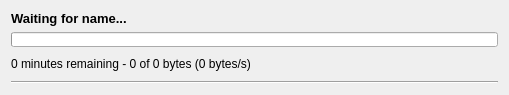
The window that widgetdownloaditem.ui (tjohnman/Obsession) describes before a commit, drawn with Qt 5.
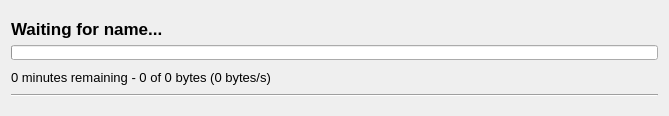
The same window after the commit. Icons and pictures are not drawn.

Commit message: Improved download item widget.

Patch:
```diff
--- a/widgetdownloaditem.ui
+++ b/widgetdownloaditem.ui
@@ -6,25 +6,39 @@
    <rect>
     <x>0</x>
     <y>0</y>
-    <width>509</width>
-    <height>94</height>
+    <width>669</width>
+    <height>116</height>
    </rect>
   </property>
   <property name="windowTitle">
    <string>Form</string>
   </property>
   <layout class="QGridLayout" name="gridLayout">
-   <item row="0" column="0">
+   <item row="7" column="0">
+    <layout class="QVBoxLayout" name="verticalLayout">
+     <property name="leftMargin">
+      <number>0</number>
+     </property>
+     <property name="topMargin">
+      <number>0</number>
+     </property>
+     <property name="rightMargin">
+      <number>0</number>
+     </property>
+     <property name="bottomMargin">
+      <number>0</number>
+     </property>
+     <item>
     <widget class="QLabel" name="label">
      <property name="sizePolicy">
-      <sizepolicy hsizetype="Expanding" vsizetype="Preferred">
+        <sizepolicy hsizetype="Expanding" vsizetype="Maximum">
        <horstretch>0</horstretch>
        <verstretch>0</verstretch>
       </sizepolicy>
      </property>
      <property name="font">
       <font>
-       <pointsize>10</pointsize>
+         <pointsize>13</pointsize>
        <weight>75</weight>
        <bold>true</bold>
       </font>
@@ -34,7 +48,7 @@
      </property>
     </widget>
    </item>
-   <item row="1" column="0" colspan="5">
+     <item>
     <widget class="QProgressBar" name="progressBar">
      <property name="sizePolicy">
       <sizepolicy hsizetype="Expanding" vsizetype="Fixed">
@@ -65,14 +79,33 @@
      </property>
     </widget>
    </item>
-   <item row="2" column="0">
+     <item>
+      <layout class="QHBoxLayout" name="horizontalLayout">
+       <property name="leftMargin">
+        <number>0</number>
+       </property>
+       <property name="topMargin">
+        <number>0</number>
+       </property>
+       <property name="rightMargin">
+        <number>0</number>
+       </property>
+       <property name="bottomMargin">
+        <number>0</number>
+       </property>
+       <item>
     <widget class="QLabel" name="label_2">
+         <property name="font">
+          <font>
+           <pointsize>10</pointsize>
+          </font>
+         </property>
      <property name="text">
       <string>0 minutes remaining - 0 of 0 bytes (0 bytes/s)</string>
      </property>
     </widget>
    </item>
-   <item row="2" column="1">
+       <item>
     <spacer name="horizontalSpacer">
      <property name="orientation">
       <enum>Qt::Horizontal</enum>
@@ -88,11 +121,23 @@
      </property>
     </spacer>
    </item>
-   <item row="2" column="2">
+       <item>
     <widget class="QPushButton" name="goButton">
      <property name="enabled">
       <bool>false</bool>
      </property>
+         <property name="minimumSize">
+          <size>
+           <width>32</width>
+           <height>0</height>
+          </size>
+         </property>
+         <property name="maximumSize">
+          <size>
+           <width>32</width>
+           <height>16777215</height>
+          </size>
+         </property>
      <property name="toolTip">
       <string>Start</string>
      </property>
@@ -108,11 +153,23 @@
      </property>
     </widget>
    </item>
-   <item row="2" column="3">
+       <item>
     <widget class="QPushButton" name="queueButton">
      <property name="enabled">
       <bool>false</bool>
      </property>
+         <property name="minimumSize">
+          <size>
+           <width>32</width>
+           <height>0</height>
+          </size>
+         </property>
+         <property name="maximumSize">
+          <size>
+           <width>32</width>
+           <height>16777215</height>
+          </size>
+         </property>
      <property name="toolTip">
       <string>Queue</string>
      </property>
@@ -128,11 +185,23 @@
      </property>
     </widget>
    </item>
-   <item row="2" column="4">
+       <item>
     <widget class="QPushButton" name="stopButton">
      <property name="enabled">
       <bool>false</bool>
      </property>
+         <property name="minimumSize">
+          <size>
+           <width>32</width>
+           <height>0</height>
+          </size>
+         </property>
+         <property name="maximumSize">
+          <size>
+           <width>32</width>
+           <height>16777215</height>
+          </size>
+         </property>
      <property name="toolTip">
       <string>Stop</string>
      </property>
@@ -148,12 +217,16 @@
      </property>
     </widget>
    </item>
-   <item row="3" column="0" colspan="5">
+      </layout>
+     </item>
+     <item>
     <widget class="Line" name="line">
      <property name="orientation">
       <enum>Qt::Horizontal</enum>
      </property>
     </widget>
+     </item>
+    </layout>
    </item>
   </layout>
  </widget>
```
Lines whose indentation alone changed are shown as unchanged.
